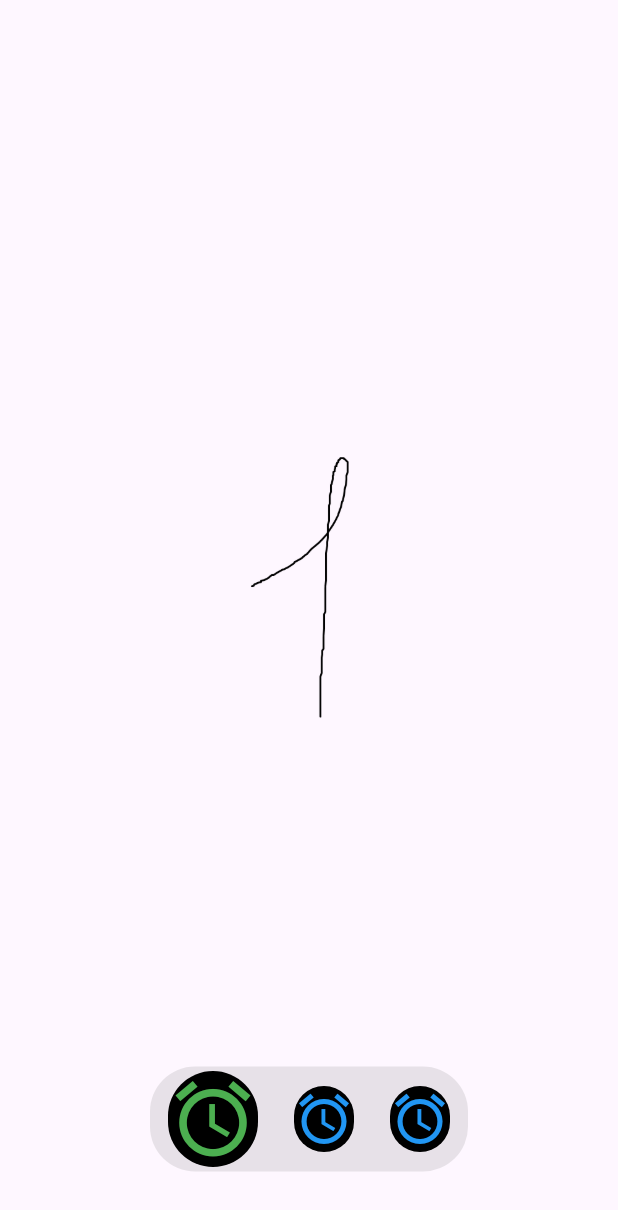
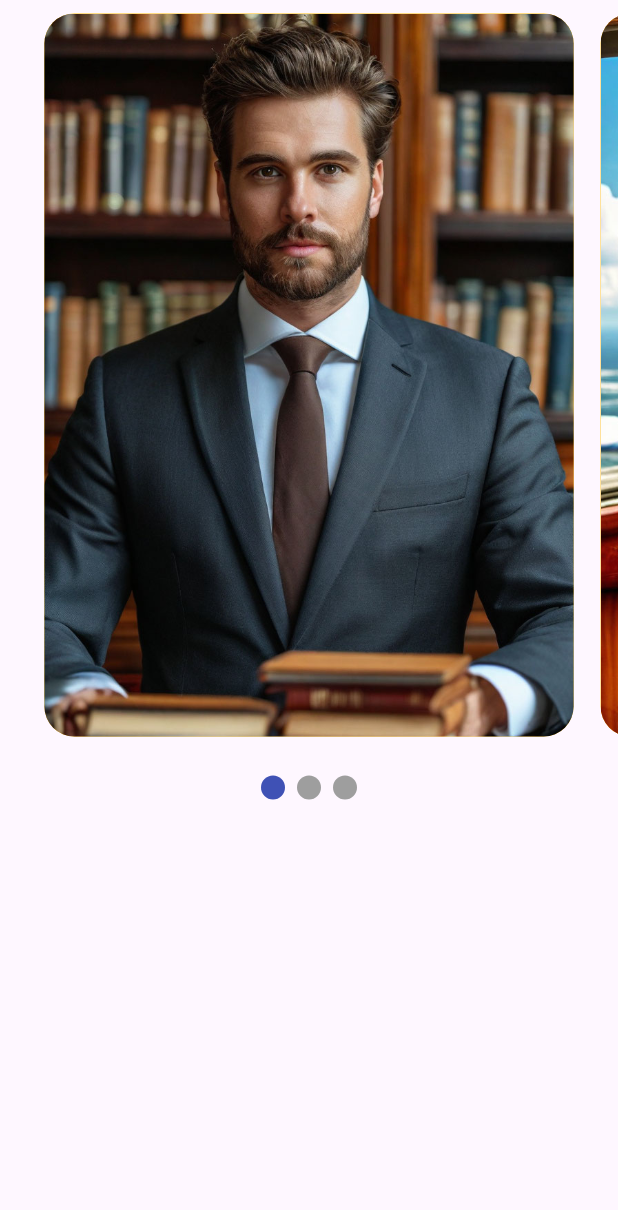
Before and after one commit to nazarovad/RatRace, a Flutter app: the screen it shows after launch, on a phone screen of 412 x 824 dp. Shown: the top 1210 px of the screen. Run offline on Flutter 3.47's test engine with Material 3 defaults, Android fonts, the light colour scheme and no system bars; drawn by our look-alikes of smooth_page_indicator.

Commit message:
Изменен дизайн, добавлен плавный индикатор

```diff
--- a/lib/StartView/Indicator.dart
+++ /dev/null
@@ -1,78 +0,0 @@
-import 'package:flutter/material.dart';
-
-class Indicator extends StatefulWidget {
-  int itemCount;
-  PageController controller;
-  Indicator(this.controller, this.itemCount,{super.key});
-
-  @override
-  State<Indicator> createState() => _IndicatorState();
-}
-
-class _IndicatorState extends State<Indicator> {
-  @override
-  void initState() {
-    // TODO: implement initState
-    super.initState();
-    widget.controller.addListener(_handleChanges);
-  }
-
-  @override
-  void dispose() {
-    // TODO: implement dispose
-    super.dispose();
-    widget.controller.removeListener(_handleChanges);
-  }
-
-  @override
-  Widget build(BuildContext context) {
-    return Container(
-      height: 70,
-      margin: const EdgeInsets.only(bottom: 43),
-      decoration: BoxDecoration(
-        color: const Color.fromRGBO(139, 139, 139, 0.2),
-        borderRadius: BorderRadius.circular(30),
-
-      ),
-      child: ListView.builder(
-        shrinkWrap: true,
-        scrollDirection: Axis.horizontal,
-        itemCount: widget.itemCount,
-        itemBuilder: (context, index) {
-          return _createIndicateElements(index);
-        }),
-    );
-  }
-
-  _handleChanges() {
-    setState(() {
-    });
-  }
-
-  Widget _createIndicateElements(index) {
-    double size = 40;
-    MaterialColor color = Colors.blue;
-
-    if (widget.controller.page == index) {
-      size = 60;
-      color = Colors.green;
-    }
-
-    double sizeCircleShadow = ((70 - size) / 2) -2; // Чет экспериментиру
-
-    return Container(
-      margin: EdgeInsets.only(left: 12, right: 12, top:  sizeCircleShadow, bottom: sizeCircleShadow),
-      height: size,
-      width: size,
-      decoration: BoxDecoration(
-        color: Colors.black,
-        borderRadius: BorderRadius.circular((size +2)/ 2)
-      ),
-      child: Icon (
-        Icons.alarm,
-        color: color,
-        size: size,
-      ),
-    );
-  }
-}
--- a/lib/StartView/StartView.dart
+++ b/lib/StartView/StartView.dart
@@ -1,7 +1,7 @@
 import 'package:flutter/cupertino.dart';
 import 'package:flutter/material.dart';
 import 'package:flutter/widgets.dart';
-import 'package:ratrace/StartView/Indicator.dart';
+import 'package:smooth_page_indicator/smooth_page_indicator.dart';
 import 'CustomPageViewScrollPhisics.dart';
 
 class StartView extends StatefulWidget {
@@ -15,42 +15,61 @@ class StartView extends StatefulWidget {
 
 class _StartViewState extends State<StartView> {
   final List<String> _images = [
-    'assets/image/image1.png',
-    'assets/image/image2.png',
-    'assets/image/img.png'
+    'assets/image/jobs/lawyer.png',
+    'assets/image/jobs/pilot.png',
+    'assets/image/jobs/teacher.png'
   ];
 
-  int _currentIndex = 0;
+  final List<String> jobs = [
+    "Юрист",
+    "Пилот Авиалиний",
+    "Учитель",
+  ];
 
-  PageController controller = PageController(initialPage: 0);
+  PageController controller = PageController(viewportFraction: 0.9, initialPage: 0);
 
   @override
   Widget build(BuildContext context) {
     return Scaffold(
-      body: Stack(
-        children: [PageView(
-          controller: controller,
-          physics: const CustomPageViewScrollPhysics(),
-          children: _images
-              .map((image) => Image.asset(image))
-              .toList(),
-          onPageChanged: (index) {
-            setState(() {
-              _currentIndex = index;
-            });
-          },
-        ),
-        Align(
-          alignment: Alignment.bottomCenter,
-          child: Column(
-            mainAxisSize: MainAxisSize.min,
-            children: [
-              Container(
-                // color: Colors.red,
-                child: Indicator(controller, 3),
-            )],
+      body: ListView(
+        children: [
+          SizedBox(
+            height: 500,
+            child: PageView.builder(
+              padEnds: true,
+              controller: controller,
+              physics: const CustomPageViewScrollPhysics(),
+              itemCount: _images.length,
+              itemBuilder: (_, index) => Container (
+                margin: const EdgeInsets.all(9),
+                decoration: BoxDecoration (
+                  borderRadius: BorderRadius.circular(20),
+                  color: Colors.amber,
+                  image: DecorationImage (
+                    image: AssetImage(_images[index]),
+                    fit: BoxFit.cover
+                  )
+                ),
+              ),
+            ),
           ),
-        )
+          SizedBox(
+            height: 50,
+            child: Center(
+              child: Center(
+                child: SmoothPageIndicator (
+                  controller: controller,
+                  count: _images.length,
+                  effect: const WormEffect(),
+                  onDotClicked: (index) => controller.animateToPage (
+                      index,
+                      duration: const Duration(milliseconds: 300),
+                      curve: Curves.decelerate
+                  ),
+                ),
+              ),
+            )
+          ),
         ],
       )
     );
--- a/pubspec.yaml
+++ b/pubspec.yaml
@@ -35,6 +35,7 @@ dependencies:
   # The following adds the Cupertino Icons font to your application.
   # Use with the CupertinoIcons class for iOS style icons.
   cupertino_icons: ^1.0.6
+  smooth_page_indicator: ^1.2.0+3
 
 dev_dependencies:
   flutter_test:
@@ -61,6 +62,7 @@ flutter:
   # To add assets to your application, add an assets section, like this:
   assets:
     - assets/image/
+    - assets/image/jobs/
 
   # An image asset can refer to one or more resolution-specific "variants", see
   # https://flutter.dev/assets-and-images/#resolution-aware
```
Also changed, not shown: assets/image/jobs/lawyer.png (added), assets/image/jobs/pilot.png (added), assets/image/jobs/teacher.png (added), pubspec.lock.
